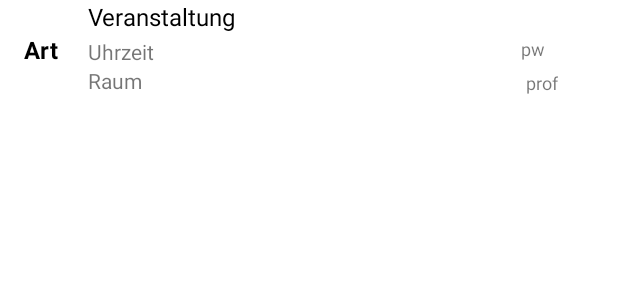
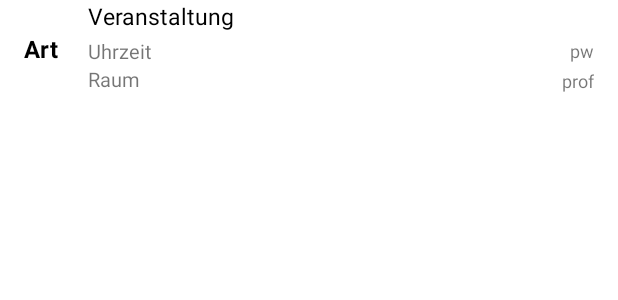
Before and after one commit to stevomat/StundenplanApp_HTWK, an Android app: the layout row_stp.xml on its own in the app's theme, with its tools: preview values and no code run, on a phone screen of 412 x 824 dp. Shown: the top 300 px of the screen. Run offline under Robolectric (Android 15) with nearby library versions, the phone set to English and light mode, and no system bars.

Commit message:
UI, Bug Fix

```diff
--- a/app/src/main/java/com/viellandsteve/htwk/MainActivity.kt
+++ b/app/src/main/java/com/viellandsteve/htwk/MainActivity.kt
@@ -5,6 +5,7 @@ import android.content.SharedPreferences
 import androidx.appcompat.app.AppCompatActivity
 import android.os.Bundle
 import android.util.Log
+import kotlinx.android.synthetic.main.activity_main.*
 
 class MainActivity : AppCompatActivity(), Communicator {
     val TAG = "MainActivity"
@@ -12,10 +13,14 @@ class MainActivity : AppCompatActivity(), Communicator {
     val stpFragment = StpFragment()
     val stp2Fragment = Stp2Fragment()
 
+    val version = "1.0.2"
+
 
     override fun onCreate(savedInstanceState: Bundle?) {
         super.onCreate(savedInstanceState)
         setContentView(R.layout.activity_main)
+
+        textView_version.text = version
 
         supportFragmentManager.beginTransaction().apply {
             replace(R.id.fragment_stp, stpFragment)
--- a/app/src/main/res/layout/fragment_stp2.xml
+++ b/app/src/main/res/layout/fragment_stp2.xml
@@ -22,6 +22,7 @@
         android:layout_width="wrap_content"
         android:layout_height="wrap_content"
         android:text="PW"
+        android:textSize="12sp"
         app:layout_constraintBottom_toBottomOf="@+id/textView_sg"
         app:layout_constraintEnd_toStartOf="@+id/spinner_wochentag"
         app:layout_constraintHorizontal_bias="0.5"
@@ -44,6 +45,7 @@
         android:layout_height="wrap_content"
         android:layout_marginTop="8dp"
         android:text="SG"
+        android:textSize="12sp"
         app:layout_constraintEnd_toStartOf="@+id/textView_pw"
         app:layout_constraintHorizontal_bias="0.5"
         app:layout_constraintStart_toStartOf="parent"
--- a/app/src/main/res/layout/row_stp.xml
+++ b/app/src/main/res/layout/row_stp.xml
@@ -15,7 +15,8 @@
         android:singleLine="false"
         android:scrollbars="vertical"
         android:textColor="#000000"
-        android:textSize="16sp"
+        android:maxLines="2"
+        android:textSize="15sp"
         app:layout_constraintStart_toEndOf="@+id/textView_art"
         app:layout_constraintTop_toTopOf="parent" />
 
@@ -26,6 +27,7 @@
         android:layout_marginStart="20dp"
         android:layout_marginTop="2dp"
         android:text="Uhrzeit"
+        android:textSize="13sp"
         app:layout_constraintBottom_toBottomOf="@+id/textView_art"
         app:layout_constraintStart_toEndOf="@+id/textView_art"
         app:layout_constraintTop_toTopOf="@+id/textView_art"
@@ -49,6 +51,7 @@
         android:layout_height="wrap_content"
         android:layout_marginStart="20dp"
         android:text="Raum"
+        android:textSize="13sp"
         app:layout_constraintStart_toEndOf="@+id/textView_art"
         app:layout_constraintTop_toBottomOf="@+id/textView_uhrzeit" />
 
@@ -56,20 +59,19 @@
         android:id="@+id/textView_pw_row"
         android:layout_width="wrap_content"
         android:layout_height="wrap_content"
-        android:layout_marginTop="24dp"
+        android:layout_marginTop="4dp"
+        android:layout_marginEnd="16dp"
         android:text="pw"
         android:textSize="12sp"
         app:layout_constraintEnd_toEndOf="parent"
-        app:layout_constraintHorizontal_bias="0.833"
-        app:layout_constraintStart_toEndOf="@+id/textView_uhrzeit"
-        app:layout_constraintTop_toTopOf="parent" />
+        app:layout_constraintTop_toBottomOf="@+id/textView_veranstaltung" />
 
     <TextView
         android:id="@+id/textView_professor"
         android:layout_width="wrap_content"
         android:layout_height="wrap_content"
         android:layout_marginTop="4dp"
-        android:layout_marginEnd="40dp"
+        android:layout_marginEnd="16dp"
         android:text="prof"
         android:textSize="12sp"
         app:layout_constraintBottom_toBottomOf="@+id/textView_raum"
```
Also changed, not shown: app/src/main/java/com/viellandsteve/htwk/Stp2Fragment.kt (+8 -0 lines), app/src/main/res/layout/activity_main.xml (+8 -0 lines), 92 other files.
